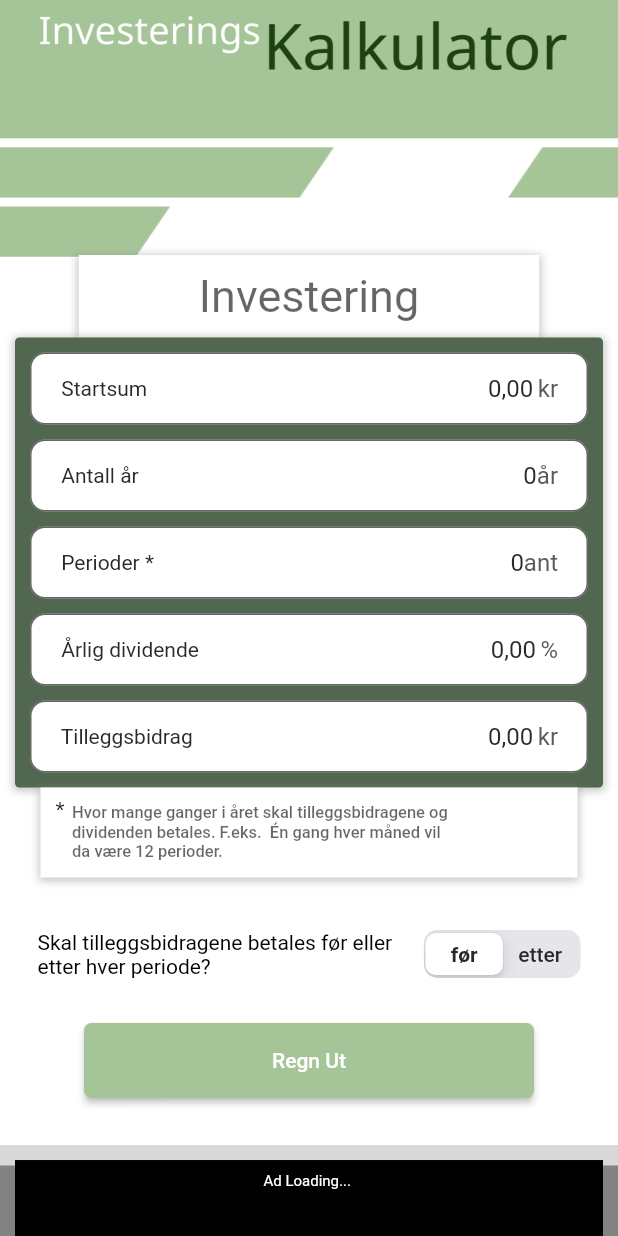
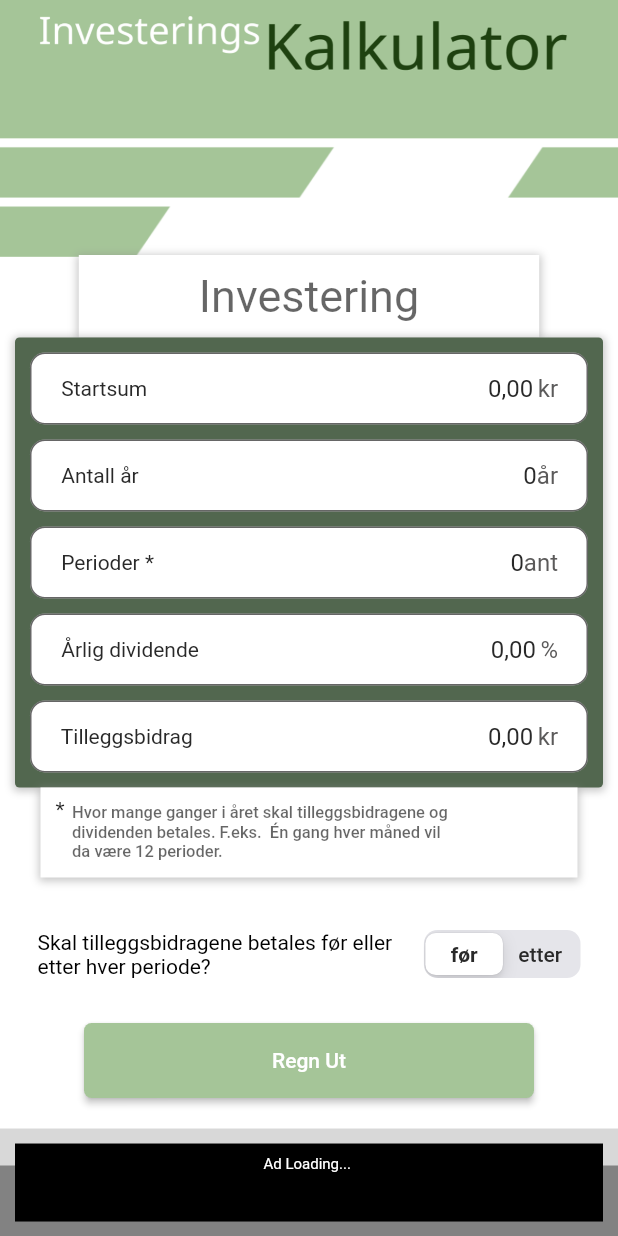
Before and after one commit to Borgerod/Investerings_Kalkulator, a Flutter app: the screen it shows after launch, on a phone screen of 412 x 824 dp. Run offline on Flutter 3.47's test engine with Material 2 defaults, Android fonts, the phone set to English and light mode, and no system bars; our stand-ins replace fl_chart, flutter_masked_text, google_mobile_ads, page_transition, shared_preferences, timeago and 1 more; missing offline and left inert: json_path, shared_preferences_web; network calls fail.

Commit message:
believed to have; finalized ads

```diff
--- a/lib/homepage.dart
+++ b/lib/homepage.dart
@@ -46,32 +46,32 @@ class _MyHomePageState extends State<MyHomePage> {
                     SizedBox(height: 30),
                     ResultDisplay(),
                     SizedBox(height: 30),
-                    // FlutterFlowAdBanner(
-                    //     width: 320,
-                    //     height: 100,
-                    //     showsTestAd: false,
-                    //     iOSAdUnitID: iOSAdUnitIdSmall,
-                    //     androidAdUnitID: androidAdUnitIdSmall),
+                    FlutterFlowAdBanner(
+                        width: 320,
+                        height: 100,
+                        showsTestAd: false,
+                        iOSAdUnitID: iOSAdUnitIdSmall,
+                        androidAdUnitID: androidAdUnitIdSmall),
                     SizedBox(height: 30),
                     PieChartDisplay(),
                     SizedBox(height: 30),
                     LineChartDisplay(),
                     SizedBox(height: 30),
-                    // FlutterFlowAdBanner(
-                    //     width: 320,
-                    //     height: 50,
-                    //     showsTestAd: false,
-                    //     iOSAdUnitID: iOSAdUnitIdSmall,
-                    //     androidAdUnitID: androidAdUnitIdSmall),
+                    FlutterFlowAdBanner(
+                        width: 320,
+                        height: 50,
+                        showsTestAd: false,
+                        iOSAdUnitID: iOSAdUnitIdSmall,
+                        androidAdUnitID: androidAdUnitIdSmall),
                     SizedBox(height: 30),
                     DataTableDisplay(),
                     SizedBox(height: 30),
-                    // FlutterFlowAdBanner(
-                    //     width: 320,
-                    //     height: 100,
-                    //     showsTestAd: false,
-                    //     iOSAdUnitID: iOSAdUnitIdSmall,
-                    //     androidAdUnitID: androidAdUnitIdSmall),
+                    FlutterFlowAdBanner(
+                        width: 320,
+                        height: 100,
+                        showsTestAd: false,
+                        iOSAdUnitID: iOSAdUnitIdSmall,
+                        androidAdUnitID: androidAdUnitIdSmall),
                     SizedBox(height: 100),
                   ],
                 ),
@@ -89,7 +89,3 @@ class _MyHomePageState extends State<MyHomePage> {
     );
   }
 }
-
-// , iOSAdUnitID: iOSAdUnitIdBig, androidAdUnitID: androidAdUnitIdBig
-
-// , iOSAdUnitID: iOSAdUnitIdSmall, androidAdUnitID: androidAdUnitIdSmall
--- a/lib/widgets/google_ad_banners.dart
+++ b/lib/widgets/google_ad_banners.dart
@@ -27,7 +27,8 @@ class _AdFooterState extends State<AdFooter> {
   Widget build(BuildContext context) {
     return Align(
       // alignment: AlignmentDirectional(0, 1.13),
-      alignment: AlignmentDirectional(0, 1.08),
+      // alignment: AlignmentDirectional(0, 1.08),
+      alignment: AlignmentDirectional(0, 1.05),
       child: Container(
         width: MediaQuery.of(context).size.width,
         height: 90,
@@ -84,96 +85,3 @@ class _AdBannerState extends State<AdBanner> {
     );
   }
 }
-
-// //* _________ AD BANNERS [MIGRERT FRA HOMEPAGE] [NOT IN USE]________________________________
-// class GoogleAdBanner extends StatefulWidget {
-//   const GoogleAdBanner({Key key}) : super(key: key);
-
-//   @override
-//   State<MyHomePage> createState() => _GoogleAdBannerState();
-// }
-
-// class _GoogleAdBannerState extends State<MyHomePage> {
-//   BannerAd _bannerAd;
-//   @override
-//   void initState() {
-//     super.initState();
-//     _initBannerAd();
-//   }
-
-//   _initBannerAd() {
-//     _bannerAd = BannerAd(
-//       size: AdSize.banner,
-//       adUnitId: 'ca-app-pub-5221781377408365/2391796173',
-//       listener: BannerAdListener(
-//         onAdLoaded: (ad) {
-//           setState(() {});
-//         },
-//         onAdFailedToLoad: (ad, error) {},
-//       ),
-//       request: AdRequest(),
-//     );
-//     _bannerAd.load();
-//   }
-
-//   @override
-//   Widget build(BuildContext context) {
-//   }
-// }
-
-
-
-// //* ______ OTHER ____________________________________________________________
-// class AdBanner extends StatefulWidget {
-//   const AdBanner({Key key}) : super(key: key);
-
-//   @override
-//   _AdBannerState createState() => _AdBannerState();
-// }
-
-// class _AdBannerState extends State<AdBanner> {
-//   @override
-//   Widget build(BuildContext context) {
-//     return Padding(
-//       padding: const EdgeInsets.all(10.0),
-//       child: Column(
-//         width: MediaQuery.of(context).size.width,
-//         height: MediaQuery.of(context).size.height * 1,
-//         children: [
-//           FlutterFlowAdBanner(
-//             width: 320,
-//             height: 100,
-//             showsTestAd: true,
-//           ),
-//           SizedBox(height: 10),
-//         ],
-//       ),
-//     );
-//   }
-// }
-
-
-// //* ___________ GOOGLE ADS _________________________________________
-// class SmallAds extends StatefulWidget {
-//   const SmallAds({Key? key}) : super(key: key);
-//   @override
-//   State<SmallAds> createState() => _SmallAdsState();
-// }
-
-// class _SmallAdsState extends State<SmallAds> {
-//   @override
-//   @override
-//   Widget build(BuildContext context) {
-//     return Padding(
-//       padding: EdgeInsetsDirectional.fromSTEB(10, 100, 10, 10),
-//       child: FlutterFlowAdBanner(
-//         width: 320,
-//         height: 100,
-//         showsTestAd: true,
-//         androidAdUnitID: ' ca-app-pub-5221781377408365/4288112022',
-//         iOSAdUnitID: 'ca-app-pub-5221781377408365/6095754389',
-//         // key: ,
-//       ),
-//     );
-//   }
-// }
--- a/lib/widgets/input_form.dart
+++ b/lib/widgets/input_form.dart
@@ -14,11 +14,8 @@ class InputForm extends StatefulWidget {
 }
 
 class _InputFormState extends State<InputForm> {
-  TextEditingController _ctrl1 = TextEditingController(),
-      _ctrl2 = TextEditingController(),
-      _ctrl3 = TextEditingController(),
-      _ctrl4 = TextEditingController(),
-      _ctrl5 = TextEditingController();
+  TextEditingController _ctrl2 = TextEditingController(),
+      _ctrl3 = TextEditingController();
 
   @override
   Widget build(BuildContext context) {
```
Also changed, not shown: lib/utilities/color_variables.dart (+12 -0 lines), lib/widgets/line_chart_display.dart (+7 -8 lines).
